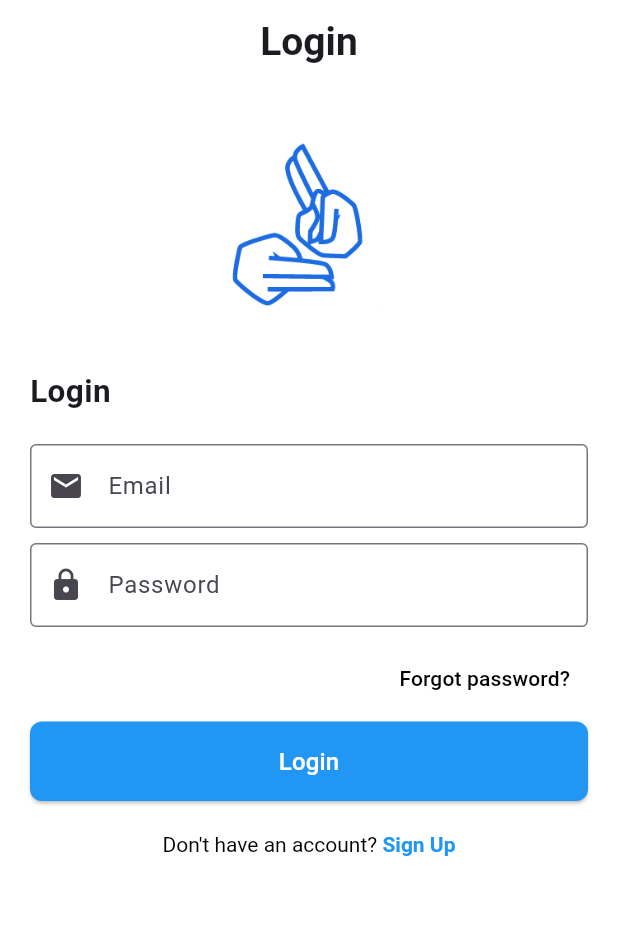
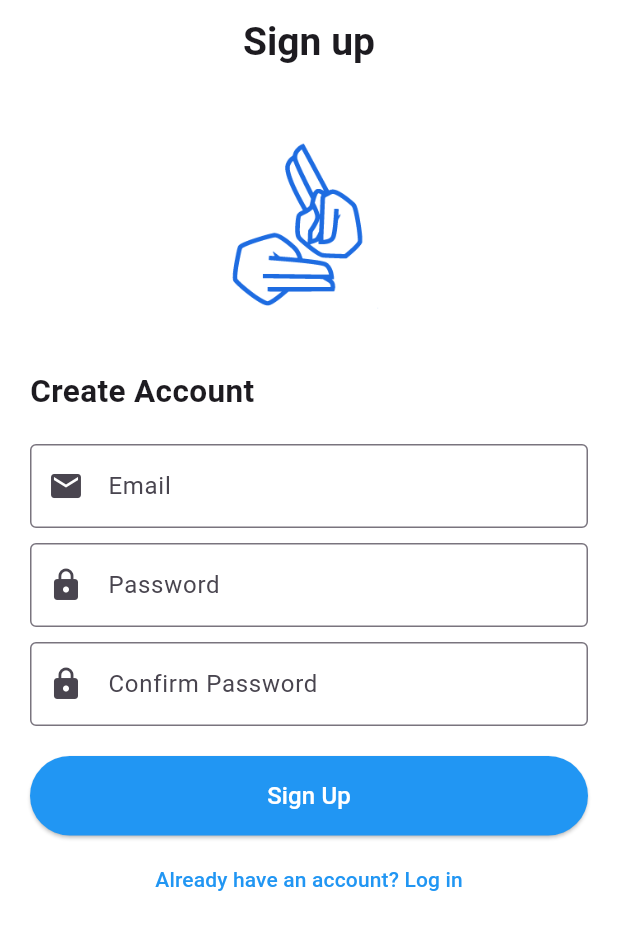
Before and after one commit to AliAljawad/Sign-Speak-Front, a Flutter app: the screen it shows after launch, on a phone screen of 412 x 824 dp. Shown: the top 930 px of the screen. Run offline on Flutter 3.47's test engine with Material 3 defaults, Android fonts, the light colour scheme and no system bars; our stand-ins replace camera, image_picker, video_player.

Commit message:
updated some fontsizes in the signUp page

```diff
--- a/lib/main.dart
+++ b/lib/main.dart
@@ -1,5 +1,6 @@
 import 'package:flutter/material.dart';
 import 'package:sign_speak/screens/login_screen.dart';
+import 'package:sign_speak/screens/sign_up_screen.dart';
 import 'package:sign_speak/widgets/bottom_navigation_bar.dart';
 import 'package:camera/camera.dart';
 
@@ -19,7 +20,7 @@ class MyApp extends StatelessWidget {
   Widget build(BuildContext context) {
     return  const MaterialApp(
       debugShowCheckedModeBanner: false,
-      home: LoginPage(),
+      home: SignUpPage(),
     );
     }
 }
--- a/lib/screens/sign_up_screen.dart
+++ b/lib/screens/sign_up_screen.dart
@@ -11,7 +11,7 @@ class SignUpPage extends StatelessWidget {
         title: const Text(
           'Sign up',
           style: TextStyle(
-            fontSize: 30, // Match the size of the login text
+            fontSize: 26,
             fontWeight: FontWeight.bold,
           ),
         ),
@@ -34,7 +34,7 @@ class SignUpPage extends StatelessWidget {
               child: Text(
                 'Create Account',
                 style: TextStyle(
-                   fontSize: 24,
+                   fontSize: 21,
                   fontWeight: FontWeight.bold,
                 ),
               ),
```
